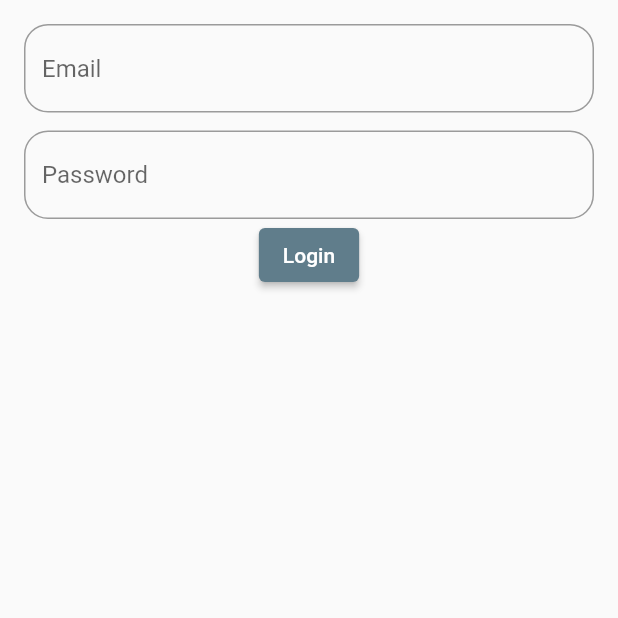
After one commit to ahmadm712/transisi_test, a Flutter app: the LoginPage screen opened by its route, on a phone screen of 412 x 824 dp, the top half of it. The commit adds this screen. Run offline on Flutter 3.47's test engine with Material 2 defaults, Android fonts, the phone set to English and light mode, and no system bars; our stand-ins replace bloc, equatable, flutter_bloc; network calls fail.

Commit message:
list users,register,login done

```diff
--- /dev/null
+++ b/lib/cubits/auth_cubit/auth_cubit.dart
@@ -0,0 +1,41 @@
+// ignore_for_file: public_member_api_docs, sort_constructors_first
+import 'package:bloc/bloc.dart';
+import 'package:equatable/equatable.dart';
+
+import 'package:test_transisi/services/api_services.dart';
+import 'package:test_transisi/utils/failure.dart';
+
+part 'auth_state.dart';
+
+class AuthCubit extends Cubit<AuthState> {
+  final ApiServices apiServices;
+  AuthCubit(
+    this.apiServices,
+  ) : super(AuthInitial());
+
+  // Login Method
+  void login({required String email, required String password}) async {
+    try {
+      emit(AuthLoading());
+      final response =
+          await apiServices.login(email: email, password: password);
+
+      emit(AuthSucces(token: response.token));
+    } on ServerFailure catch (e) {
+      emit(AuthFailed(error: e.message));
+    }
+  }
+
+  // Register Method
+  void register({required String email, required String password}) async {
+    try {
+      emit(AuthLoading());
+      final response =
+          await apiServices.register(email: email, password: password);
+
+      emit(AuthSucces(token: response.token));
+    } on ServerFailure catch (e) {
+      emit(AuthFailed(error: e.message));
+    }
+  }
+}
--- /dev/null
+++ b/lib/cubits/auth_cubit/auth_state.dart
@@ -0,0 +1,31 @@
+// ignore_for_file: public_member_api_docs, sort_constructors_first
+part of 'auth_cubit.dart';
+
+abstract class AuthState extends Equatable {
+  const AuthState();
+
+  @override
+  List<Object> get props => [];
+}
+
+class AuthInitial extends AuthState {}
+
+class AuthLoading extends AuthState {}
+
+class AuthSucces extends AuthState {
+  final String token;
+  const AuthSucces({
+    required this.token,
+  });
+  @override
+  List<Object> get props => [token];
+}
+
+class AuthFailed extends AuthState {
+  final String error;
+  const AuthFailed({
+    required this.error,
+  });
+  @override
+  List<Object> get props => [error];
+}
--- /dev/null
+++ b/lib/cubits/list_users_cubit/list_users_cubit.dart
@@ -0,0 +1,35 @@
+// ignore_for_file: public_member_api_docs, sort_constructors_first
+import 'package:bloc/bloc.dart';
+import 'package:equatable/equatable.dart';
+
+import 'package:test_transisi/data/models/list_user_model.dart';
+import 'package:test_transisi/services/api_services.dart';
+import 'package:test_transisi/utils/failure.dart';
+
+part 'list_users_state.dart';
+
+class ListUsersCubit extends Cubit<ListUsersState> {
+  final ApiServices apiServices;
+  ListUsersCubit(
+    this.apiServices,
+  ) : super(ListUsersInitial());
+  int page = 1;
+  void fetchUsers() async {
+    try {
+      if (state.hasReachedMaximum) {
+        return;
+      }
+      emit(ListUsersLoading(state.users, state is ListUsersInitial));
+
+      await apiServices.getListUser(page: page.toString()).then((value) {
+        page++;
+        final users = [...state.users, ...value.data!];
+        final hasReachedMaximum = value.data!.isEmpty;
+        return emit(ListUsersHasData(
+            data: users, hasReachedMaximum: hasReachedMaximum));
+      });
+    } on ServerFailure catch (e) {
+      emit(ListUsersFailed(error: e.message));
+    }
+  }
+}
--- /dev/null
+++ b/lib/cubits/list_users_cubit/list_users_state.dart
@@ -0,0 +1,43 @@
+// ignore_for_file: public_member_api_docs, sort_constructors_first
+part of 'list_users_cubit.dart';
+
+abstract class ListUsersState extends Equatable {
+  ListUsersState(
+      {this.users = const <Users>[], required this.hasReachedMaximum});
+  List<Users> users;
+  bool hasReachedMaximum;
+  @override
+  List<Object> get props => [users];
+}
+
+class ListUsersInitial extends ListUsersState {
+  ListUsersInitial() : super(hasReachedMaximum: false);
+}
+
+class ListUsersLoading extends ListUsersState {
+  final bool isInitial;
+  ListUsersLoading(
+    final List<Users> users,
+    this.isInitial,
+  ) : super(users: users, hasReachedMaximum: false);
+}
+
+class ListUsersHasData extends ListUsersState {
+  List<Users> data;
+  final bool hasReachedMaximum;
+  ListUsersHasData({
+    required this.data,
+    required this.hasReachedMaximum,
+  }) : super(users: data, hasReachedMaximum: hasReachedMaximum);
+  @override
+  List<Object> get props => [data, hasReachedMaximum];
+}
+
+class ListUsersFailed extends ListUsersState {
+  final String error;
+  ListUsersFailed({
+    required this.error,
+  }) : super(hasReachedMaximum: false);
+  @override
+  List<Object> get props => [error];
+}
--- /dev/null
+++ b/lib/data/models/list_user_model.dart
@@ -0,0 +1,100 @@
+// To parse this JSON data, do
+//
+//     final listUserResponse = listUserResponseFromJson(jsonString);
+
+import 'dart:convert';
+
+ListUserResponse listUserResponseFromJson(String str) =>
+    ListUserResponse.fromJson(json.decode(str));
+
+String listUserResponseToJson(ListUserResponse data) =>
+    json.encode(data.toJson());
+
+class ListUserResponse {
+  ListUserResponse({
+    this.page,
+    this.perPage,
+    this.total,
+    this.totalPages,
+    this.data,
+    this.support,
+  });
+
+  int? page;
+  int? perPage;
+  int? total;
+  int? totalPages;
+  List<Users>? data;
+  Support? support;
+
+  factory ListUserResponse.fromJson(Map<String, dynamic> json) =>
+      ListUserResponse(
+        page: json["page"],
+        perPage: json["per_page"],
+        total: json["total"],
+        totalPages: json["total_pages"],
+        data: List<Users>.from(json["data"].map((x) => Users.fromJson(x))),
+        support: Support.fromJson(json["support"]),
+      );
+
+  Map<String, dynamic> toJson() => {
+        "page": page,
+        "per_page": perPage,
+        "total": total,
+        "total_pages": totalPages,
+        "data": List<dynamic>.from(data!.map((x) => x.toJson())),
+        "support": support!.toJson(),
+      };
+}
+
+class Users {
+  Users({
+    this.id,
+    this.email,
+    this.firstName,
+    this.lastName,
+    this.avatar,
+  });
+
+  int? id;
+  String? email;
+  String? firstName;
+  String? lastName;
+  String? avatar;
+
+  factory Users.fromJson(Map<String, dynamic> json) => Users(
+        id: json["id"],
+        email: json["email"],
+        firstName: json["first_name"],
+        lastName: json["last_name"],
+        avatar: json["avatar"],
+      );
+
+  Map<String, dynamic> toJson() => {
+        "id": id,
+        "email": email,
+        "first_name": firstName,
+        "last_name": lastName,
+        "avatar": avatar,
+      };
+}
+
+class Support {
+  Support({
+    this.url,
+    this.text,
+  });
+
+  String? url;
+  String? text;
+
+  factory Support.fromJson(Map<String, dynamic> json) => Support(
+        url: json["url"],
+        text: json["text"],
+      );
+
+  Map<String, dynamic> toJson() => {
+        "url": url,
+        "text": text,
+      };
+}
--- /dev/null
+++ b/lib/data/models/login_succes_model.dart
@@ -0,0 +1,24 @@
+import 'dart:convert';
+
+LoginSuccesResponse loginSuccesResponseFromJson(String str) =>
+    LoginSuccesResponse.fromJson(json.decode(str));
+
+String loginSuccesResponseToJson(LoginSuccesResponse data) =>
+    json.encode(data.toJson());
+
+class LoginSuccesResponse {
+  LoginSuccesResponse({
+    required this.token,
+  });
+
+  String token;
+
+  factory LoginSuccesResponse.fromJson(Map<String, dynamic> json) =>
+      LoginSuccesResponse(
+        token: json["token"],
+      );
+
+  Map<String, dynamic> toJson() => {
+        "token": token,
+      };
+}
--- /dev/null
+++ b/lib/data/models/register_succes_model.dart
@@ -0,0 +1,28 @@
+import 'dart:convert';
+
+RegisterSuccesResponse registerSuccesResponseFromJson(String str) =>
+    RegisterSuccesResponse.fromJson(json.decode(str));
+
+String registerSuccesResponseToJson(RegisterSuccesResponse data) =>
+    json.encode(data.toJson());
+
+class RegisterSuccesResponse {
+  RegisterSuccesResponse({
+    required this.token,
+    required this.id,
+  });
+
+  String token;
+  int id;
+
+  factory RegisterSuccesResponse.fromJson(Map<String, dynamic> json) =>
+      RegisterSuccesResponse(
+        id: json["id"],
+        token: json["token"],
+      );
+
+  Map<String, dynamic> toJson() => {
+        "token": token,
+        "id": id,
+      };
+}
--- a/lib/shared/constants.dart
+++ b/lib/shared/constants.dart
@@ -1 +1 @@
-const String baseUrl = 'https://reqres.in/';
+const String baseUrl = 'https://reqres.in/api/';
--- /dev/null
+++ b/lib/ui/pages/auth/login_page.dart
@@ -0,0 +1,84 @@
+import 'package:flutter/material.dart';
+import 'package:flutter_bloc/flutter_bloc.dart';
+import 'package:test_transisi/cubits/auth_cubit/auth_cubit.dart';
+import 'package:test_transisi/ui/pages/home/home_page.dart';
+import 'package:test_transisi/ui/widgets/input_forms.dart';
+
+class LoginPage extends StatefulWidget {
+  const LoginPage({super.key});
+  static const routeName = '/login';
+  @override
+  State<LoginPage> createState() => _LoginPageState();
+}
+
+class _LoginPageState extends State<LoginPage> {
+  TextEditingController emailController = TextEditingController(text: '');
+  TextEditingController passwordController = TextEditingController(text: '');
+  final _formKey = GlobalKey<FormState>();
+  @override
+  Widget build(BuildContext context) {
+    return Scaffold(
+      body: SafeArea(
+        child: SingleChildScrollView(
+            padding: const EdgeInsets.symmetric(horizontal: 16, vertical: 16),
+            child: Center(
+              child: Form(
+                key: _formKey,
+                child: Column(
+                  mainAxisAlignment: MainAxisAlignment.center,
+                  crossAxisAlignment: CrossAxisAlignment.center,
+                  children: [
+                    InputForm(
+                      hintText: 'Email',
+                      validator: (value) {
+                        if (value == null || value.isEmpty) {
+                          return 'Please enter Email';
+                        }
+                        return null;
+                      },
+                      controller: emailController,
+                    ),
+                    const SizedBox(
+                      height: 12,
+                    ),
+                    InputForm(
+                      hintText: 'Password',
+                      validator: (value) {
+                        if (value == null || value.isEmpty) {
+                          return 'Please enter Password';
+                        }
+                        return null;
+                      },
+                      controller: passwordController,
+                    ),
+                    BlocConsumer<AuthCubit, AuthState>(
+                      listener: (context, state) {
+                        if (state is AuthSucces) {
+                          Navigator.pushReplacementNamed(
+                              context, HomePage.routeName);
+                        } else if (state is AuthFailed) {
+                          ScaffoldMessenger.of(context).showSnackBar(
+                              SnackBar(content: Text(state.error)));
+                        }
+                      },
+                      builder: (context, state) {
+                        return ElevatedButton(
+                          onPressed: () async {
+                            if (_formKey.currentState!.validate()) {
+                              context.read<AuthCubit>().register(
+                                  email: emailController.text,
+                                  password: passwordController.text);
+                            }
+                          },
+                          child: const Text('Login'),
+                        );
+                      },
+                    )
+                  ],
+                ),
+              ),
+            )),
+      ),
+    );
+  }
+}
--- /dev/null
+++ b/lib/ui/widgets/input_forms.dart
@@ -0,0 +1,28 @@
+// ignore_for_file: public_member_api_docs, sort_constructors_first
+import 'package:flutter/material.dart';
+
+class InputForm extends StatelessWidget {
+  InputForm({
+    Key? key,
+    required this.hintText,
+    this.controller,
+    this.validator,
+  }) : super(key: key);
+  final String hintText;
+  TextEditingController? controller;
+  String? Function(String?)? validator;
+
+  @override
+  Widget build(BuildContext context) {
+    return TextFormField(
+      controller: controller,
+      validator: validator,
+      decoration: InputDecoration(
+        hintText: hintText,
+        border: OutlineInputBorder(
+          borderRadius: BorderRadius.circular(16),
+        ),
+      ),
+    );
+  }
+}
--- /dev/null
+++ b/lib/utils/failure.dart
@@ -0,0 +1,14 @@
+import 'package:equatable/equatable.dart';
+
+abstract class Failure extends Equatable {
+  final String message;
+
+  Failure(this.message);
+
+  @override
+  List<Object> get props => [message];
+}
+
+class ServerFailure extends Failure {
+  ServerFailure(String message) : super(message);
+}
--- a/lib/utils/routes.dart
+++ b/lib/utils/routes.dart
@@ -1,4 +1,5 @@
 import 'package:flutter/material.dart';
+import 'package:test_transisi/ui/pages/auth/login_page.dart';
 import 'package:test_transisi/ui/pages/pages.dart';
 
 var mainRoutes = (RouteSettings settings) {
@@ -7,6 +8,10 @@ var mainRoutes = (RouteSettings settings) {
       return MaterialPageRoute(
         builder: (context) => const HomePage(),
       );
+    case LoginPage.routeName:
+      return MaterialPageRoute(
+        builder: (context) => const LoginPage(),
+      );
 
     default:
       return MaterialPageRoute(
```
Also changed, not shown: lib/main.dart (+27 -9 lines), lib/services/api_services.dart (added, +76 -0 lines), lib/ui/pages/home/home_page.dart (+97 -3 lines), pubspec.yaml (+8 -20 lines), pubspec.lock, 1 other file.
